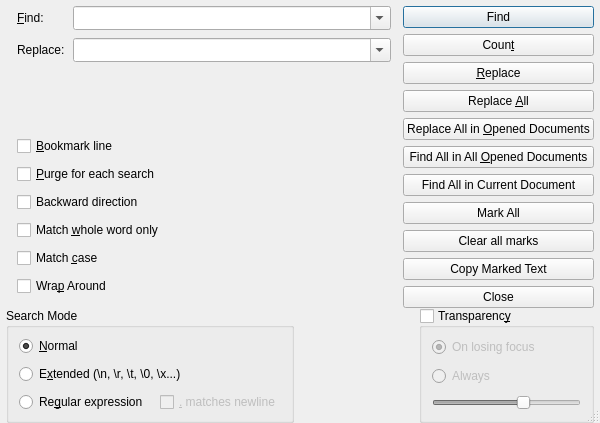
alsyundawy/NoteSciPad, file src/dialogs/FindReplaceDialog.ui: the form before one commit.
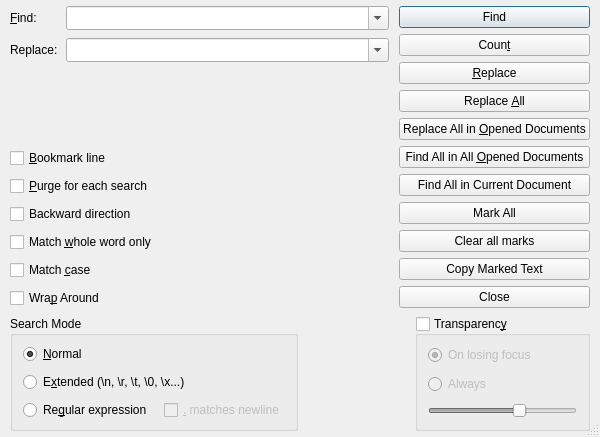
The form after the commit.

Commit message: fix(dialogs): resolve preferences light mode dark theme corruption and clean find & replace layout on 1.2.0

```diff
--- a/src/dialogs/FindReplaceDialog.ui
+++ b/src/dialogs/FindReplaceDialog.ui
@@ -41,13 +41,22 @@
    <item>
     <layout class="QGridLayout" name="gridLayout_2">
      <property name="leftMargin">
+      <number>10</number>
+     </property>
+     <property name="topMargin">
       <number>6</number>
      </property>
      <property name="rightMargin">
+      <number>10</number>
+     </property>
+     <property name="bottomMargin">
       <number>6</number>
      </property>
-     <property name="spacing">
-      <number>0</number>
+     <property name="horizontalSpacing">
+      <number>10</number>
+     </property>
+     <property name="verticalSpacing">
+      <number>8</number>
      </property>
      <item row="3" column="0">
       <layout class="QHBoxLayout" name="horizontalLayout_3">
@@ -250,12 +259,6 @@
        <property name="spacing">
         <number>6</number>
        </property>
-       <property name="leftMargin">
-        <number>12</number>
-       </property>
-       <property name="topMargin">
-        <number>6</number>
-       </property>
        <item>
         <widget class="QPushButton" name="buttonFind">
          <property name="text">
@@ -377,15 +380,6 @@
      </item>
      <item row="2" column="0">
       <layout class="QVBoxLayout" name="verticalLayout_5" stretch="0,0,0">
-       <property name="leftMargin">
-        <number>11</number>
-       </property>
-       <property name="topMargin">
-        <number>6</number>
-       </property>
-       <property name="bottomMargin">
-        <number>12</number>
-       </property>
        <item>
         <layout class="QFormLayout" name="formLayout">
          <property name="sizeConstraint">
```
The commit also changes 6 other files.
